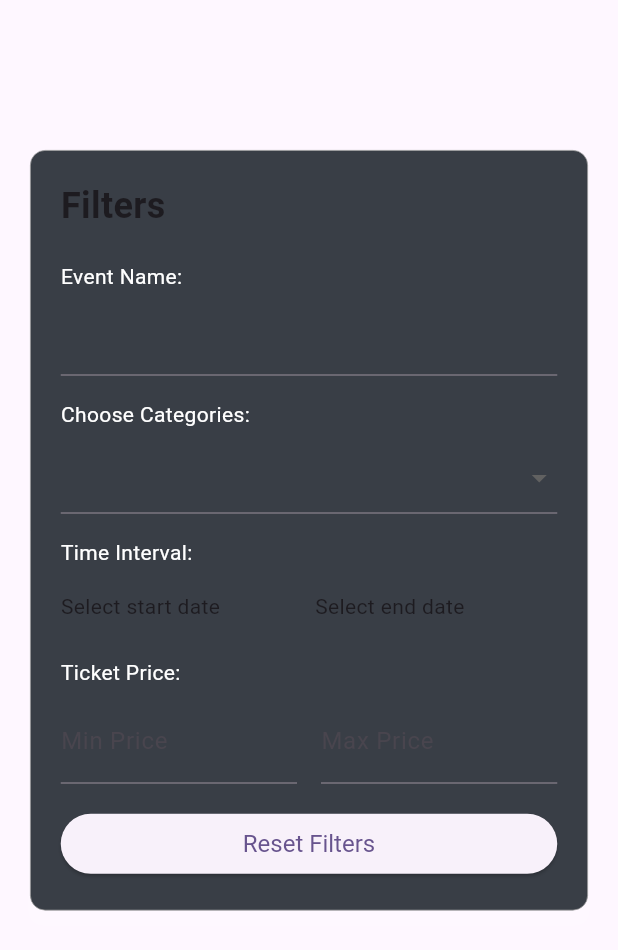
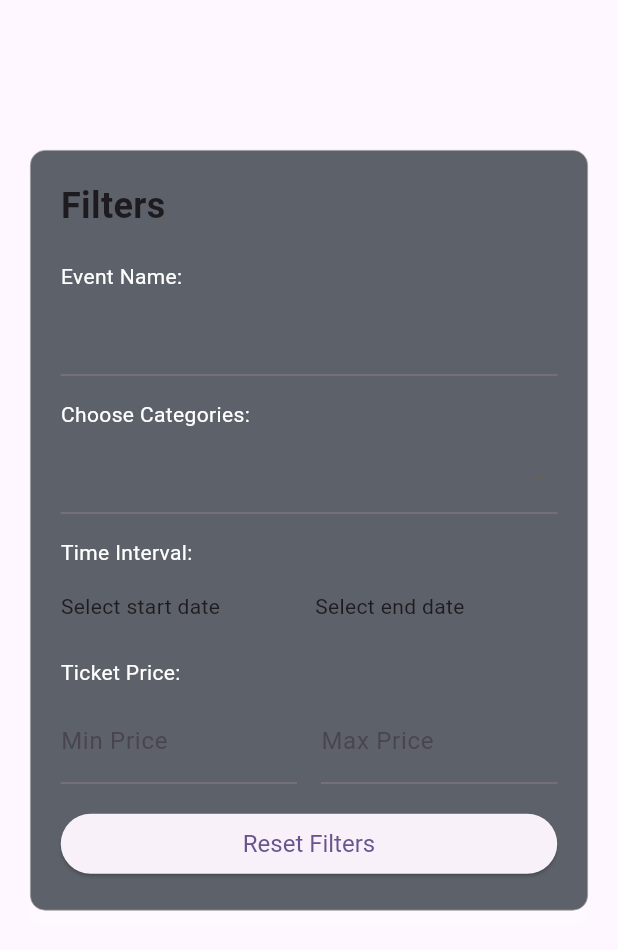
Before and after one commit to berksara145/ticketify, a Flutter app: the FilterContainer widget shown alone on an empty page, opened directly, on a phone screen of 412 x 824 dp. Shown: the top 950 px of the screen. Run offline on Flutter 3.47's test engine with Material 3 defaults, Android fonts, the phone set to English and light mode, and no system bars; our stand-ins replace dropdown_button2, google_fonts; network calls fail.

Commit message:
filtering

```diff
--- a/ticketify/lib/constants/constant_variables.dart
+++ b/ticketify/lib/constants/constant_variables.dart
@@ -14,7 +14,8 @@ class AppColors {
   static const Color blue = Color.fromRGBO(127, 199, 217, 0.366);
   static const Color buttonBlue = Color.fromRGBO(54, 84, 134, 1);
 
-  static const Color filterColor = Color(0xff393e46);
+  //static const Color filterColor = Color(0xff393e46);
+  static const Color filterColor = Color(0xff5d6169);
   static const Color searchBar = Color(0xffa1babd);
 
   static const Color purple1 = Color(0xff592356);
--- a/ticketify/lib/pages/homepage/display_products_components.dart
+++ b/ticketify/lib/pages/homepage/display_products_components.dart
@@ -187,7 +187,7 @@ class _FilterContainerState extends State<FilterContainer> {
                   onPressed: _resetFilters,
                   style: ElevatedButton.styleFrom(
                     padding: const EdgeInsets.symmetric(horizontal: 20),
-                    textStyle: const TextStyle(fontSize: 16),
+                    textStyle: const TextStyle(fontSize: 16, color: AppColors.blue), // Set text color here
                   ),
                   child: const Text('Reset Filters'),
                 ),
```
